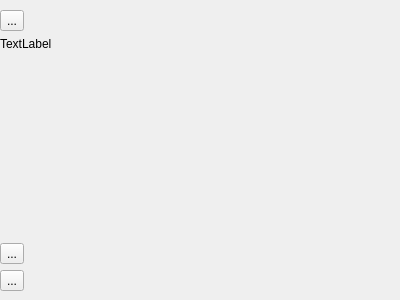
Above: src/controlmenu.ui from probonopd/dvkbuntu-easy-menu-qt before the change. Below: the same form after it.
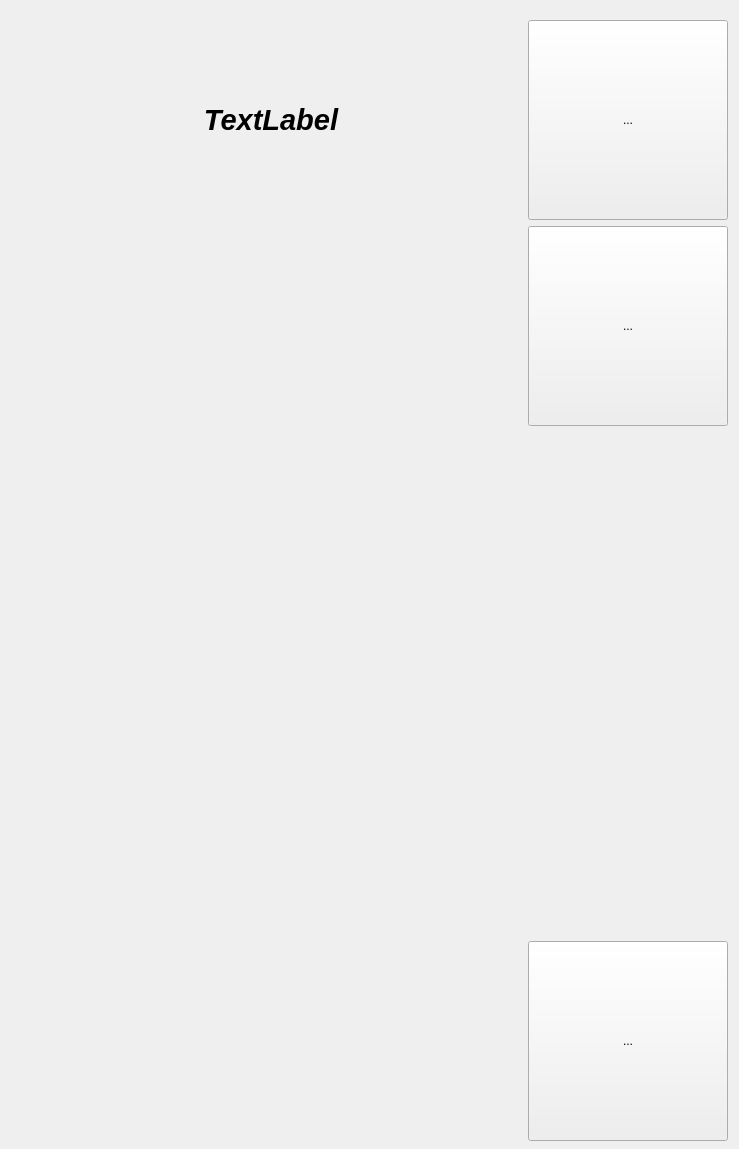
That is the form after the change. Icons and pictures are not drawn.

Diff of the .ui file:
```diff
--- a/src/controlmenu.ui
+++ b/src/controlmenu.ui
@@ -6,73 +6,135 @@
    <rect>
     <x>0</x>
     <y>0</y>
-    <width>400</width>
-    <height>300</height>
+    <width>739</width>
+    <height>1149</height>
    </rect>
   </property>
   <property name="windowTitle">
    <string>Form</string>
   </property>
-  <widget class="QWidget" name="verticalLayoutWidget">
+  <widget class="QWidget" name="gridLayoutWidget">
    <property name="geometry">
     <rect>
-     <x>0</x>
-     <y>10</y>
-     <width>391</width>
-     <height>281</height>
+     <x>20</x>
+     <y>20</y>
+     <width>708</width>
+     <height>1121</height>
     </rect>
    </property>
-   <layout class="QVBoxLayout" name="verticalLayout">
-    <item>
-     <widget class="QToolButton" name="Fermeture">
+   <layout class="QGridLayout" name="gridLayout_2">
+    <item row="4" column="2">
+     <widget class="QToolButton" name="Options">
+      <property name="minimumSize">
+       <size>
+        <width>200</width>
+        <height>200</height>
+       </size>
+      </property>
       <property name="text">
        <string>...</string>
       </property>
       <property name="icon">
        <iconset resource="resource.qrc">
-        <normaloff>:/Images/1-NavigateurWeb/close-alt.svg</normaloff>:/Images/1-NavigateurWeb/close-alt.svg</iconset>
+        <normaloff>:/Images/2-Calculatrice/cogs.svg</normaloff>:/Images/2-Calculatrice/cogs.svg</iconset>
       </property>
+      <property name="iconSize">
+       <size>
+        <width>180</width>
+        <height>180</height>
+       </size>
+      </property>
      </widget>
     </item>
-    <item>
-     <widget class="QLabel" name="Horlorge">
+    <item row="2" column="2">
+     <widget class="QToolButton" name="Home">
+      <property name="minimumSize">
+       <size>
+        <width>200</width>
+        <height>200</height>
+       </size>
+      </property>
       <property name="text">
-       <string>TextLabel</string>
+       <string>...</string>
       </property>
+      <property name="icon">
+       <iconset resource="resource.qrc">
+        <normaloff>:/Images/1-NavigateurWeb/home.svg</normaloff>:/Images/1-NavigateurWeb/home.svg</iconset>
+      </property>
+      <property name="iconSize">
+       <size>
+        <width>180</width>
+        <height>180</height>
+       </size>
+      </property>
      </widget>
     </item>
-    <item>
+    <item row="3" column="2">
      <spacer name="verticalSpacer">
       <property name="orientation">
        <enum>Qt::Vertical</enum>
       </property>
       <property name="sizeHint" stdset="0">
        <size>
-        <width>20</width>
-        <height>40</height>
+        <width>200</width>
+        <height>800</height>
        </size>
       </property>
      </spacer>
     </item>
-    <item>
-     <widget class="QToolButton" name="Home">
+    <item row="0" column="0">
+     <widget class="QLabel" name="Horlorge">
+      <property name="minimumSize">
+       <size>
+        <width>200</width>
+        <height>200</height>
+       </size>
+      </property>
+      <property name="font">
+       <font>
+        <pointsize>22</pointsize>
+        <weight>75</weight>
+        <italic>true</italic>
+        <bold>true</bold>
+       </font>
+      </property>
       <property name="text">
-       <string>...</string>
+       <string>TextLabel</string>
       </property>
-      <property name="icon">
-       <iconset resource="resource.qrc">
-        <normaloff>:/Images/1-NavigateurWeb/home.svg</normaloff>:/Images/1-NavigateurWeb/home.svg</iconset>
+      <property name="scaledContents">
+       <bool>false</bool>
+      </property>
+      <property name="alignment">
+       <set>Qt::AlignCenter</set>
       </property>
      </widget>
     </item>
-    <item>
-     <widget class="QToolButton" name="Options">
+    <item row="0" column="2">
+     <widget class="QToolButton" name="Fermeture">
+      <property name="minimumSize">
+       <size>
+        <width>200</width>
+        <height>200</height>
+       </size>
+      </property>
+      <property name="maximumSize">
+       <size>
+        <width>16777215</width>
+        <height>16777215</height>
+       </size>
+      </property>
       <property name="text">
        <string>...</string>
       </property>
       <property name="icon">
        <iconset resource="resource.qrc">
-        <normaloff>:/Images/2-Calculatrice/cogs.svg</normaloff>:/Images/2-Calculatrice/cogs.svg</iconset>
+        <normaloff>:/Images/1-NavigateurWeb/close-alt.svg</normaloff>:/Images/1-NavigateurWeb/close-alt.svg</iconset>
+      </property>
+      <property name="iconSize">
+       <size>
+        <width>180</width>
+        <height>180</height>
+       </size>
       </property>
      </widget>
     </item>
```
